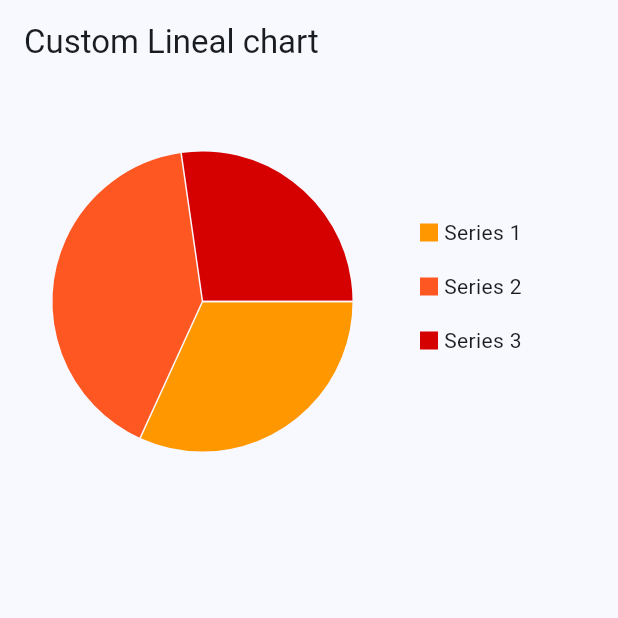
After one commit to joseLuisMtzE/chart_libraries_tests, a Flutter app: the CircularCustomScreen screen opened by its route, on a phone screen of 412 x 824 dp, the top half of it. The commit adds this screen. Run offline on Flutter 3.47's test engine with Material 3 defaults, Android fonts, the phone set to English and light mode, and no system bars; drawn by our look-alikes of fl_chart; our stand-ins replace go_router.

Commit message:
Lineal and circular custom chart done

```diff
--- a/lib/config/router/app_router.dart
+++ b/lib/config/router/app_router.dart
@@ -1,5 +1,6 @@
 import 'package:chart_libraries_tests/presentation/screens/fl_charts/bars_fl_screen.dart';
 import 'package:chart_libraries_tests/presentation/screens/fl_charts/circular_fl_screen.dart';
+import 'package:chart_libraries_tests/presentation/screens/fl_charts/custom/circular_custom_screen.dart';
 import 'package:chart_libraries_tests/presentation/screens/fl_charts/custom/lineal_custom_screen.dart';
 import 'package:chart_libraries_tests/presentation/screens/fl_charts/fl_charts_screen.dart';
 import '../../presentation/screens/fl_charts/lineal_fl_screen.dart';
@@ -34,5 +35,9 @@ final appRouter = GoRouter(
       path: '/custom-lineal',
       builder: (context, state) => LinealCustomScreen(),
     ),
+    GoRoute(
+      path: '/custom-circular',
+      builder: (context, state) => CircularCustomScreen(),
+    ),
   ],
 );
--- /dev/null
+++ b/lib/presentation/screens/fl_charts/custom/circular_custom_screen.dart
@@ -0,0 +1,172 @@
+import 'package:fl_chart/fl_chart.dart';
+import 'package:flutter/material.dart';
+
+class CircularCustomScreen extends StatelessWidget {
+  const CircularCustomScreen({super.key});
+
+  @override
+  Widget build(BuildContext context) {
+    return Scaffold(
+      appBar: AppBar(
+        title: const Text("Custom Lineal chart"),
+      ),
+      body: const Center(
+          child: Column(
+        // mainAxisAlignment: MainAxisAlignment.center,
+        // crossAxisAlignment: CrossAxisAlignment.center,
+        children: [
+          Row(
+            children: [
+              _ChartView(),
+              _Legends(),
+            ],
+          )
+        ],
+      )),
+    );
+  }
+}
+
+class _Legends extends StatelessWidget {
+  const _Legends({super.key});
+
+  @override
+  Widget build(BuildContext context) {
+    return Column(
+      mainAxisAlignment: MainAxisAlignment.center,
+      crossAxisAlignment: CrossAxisAlignment.center,
+      children: [
+        Row(
+          children: [
+            Container(
+              width: 12,
+              height: 12,
+              decoration: BoxDecoration(
+                color: Colors.orange.shade500,
+              ),
+            ),
+            const SizedBox(
+              width: 4,
+            ),
+            const Text("Series 1"),
+          ],
+        ),
+        const SizedBox(
+          height: 16,
+        ),
+        Row(
+          children: [
+            Container(
+              width: 12,
+              height: 12,
+              decoration: const BoxDecoration(
+                color: Colors.deepOrange,
+              ),
+            ),
+            const SizedBox(
+              width: 4,
+            ),
+            const Text("Series 2"),
+          ],
+        ),
+        const SizedBox(
+          height: 16,
+        ),
+        Row(
+          children: [
+            Container(
+              width: 12,
+              height: 12,
+              decoration: BoxDecoration(
+                color: Colors.redAccent.shade700,
+              ),
+            ),
+            const SizedBox(
+              width: 4,
+            ),
+            const Text("Series 3"),
+          ],
+        )
+      ],
+    );
+  }
+}
+
+class _ChartView extends StatelessWidget {
+  const _ChartView({super.key});
+
+  @override
+  Widget build(BuildContext context) {
+    return Padding(
+      padding: const EdgeInsets.only(top: 20, right: 20, left: 10),
+      child: SizedBox(
+          height: 250,
+          width: 250,
+          child: PieChart(PieChartData(
+            borderData: FlBorderData(
+              show: false,
+            ),
+            sectionsSpace: 1,
+            centerSpaceRadius: 0,
+            sections: showingSections(),
+          ))),
+    );
+  }
+
+  List<PieChartSectionData> showingSections() {
+    return List.generate(3, (i) {
+      // final isTouched = i == touchedIndex;
+      // final fontSize = isTouched ? 25.0 : 16.0;
+      final fontSize = 16.0;
+      final radius = 100.0;
+      const shadows = [Shadow(color: Colors.black, blurRadius: 2)];
+      switch (i) {
+        case 0:
+          return PieChartSectionData(
+            showTitle: false,
+            color: Colors.orange.shade500,
+            value: 35,
+            title: '35%',
+            radius: radius,
+            titleStyle: TextStyle(
+              fontSize: fontSize,
+              fontWeight: FontWeight.bold,
+              color: Colors.white,
+              shadows: shadows,
+            ),
+          );
+        case 1:
+          return PieChartSectionData(
+            showTitle: false,
+            color: Colors.deepOrange,
+            value: 45,
+            title: '45%',
+            radius: radius,
+            titleStyle: TextStyle(
+              fontSize: fontSize,
+              fontWeight: FontWeight.bold,
+              color: Colors.white,
+              shadows: shadows,
+            ),
+          );
+        case 2:
+          return PieChartSectionData(
+            showTitle: false,
+            color: Colors.redAccent.shade700,
+            value: 30,
+            title: '30%',
+            radius: radius,
+            titleStyle: TextStyle(
+              fontSize: fontSize,
+              fontWeight: FontWeight.bold,
+              color: Colors.white,
+              shadows: shadows,
+            ),
+          );
+
+        default:
+          throw Error();
+      }
+    });
+  }
+}
--- a/lib/presentation/screens/fl_charts/custom/lineal_custom_screen.dart
+++ b/lib/presentation/screens/fl_charts/custom/lineal_custom_screen.dart
@@ -88,7 +88,7 @@ class _ChartView extends StatelessWidget {
   LineTouchData get lineTouchData => LineTouchData(
         // enabled: false,
         touchTooltipData: LineTouchTooltipData(
-          getTooltipColor: (touchedSpot) => Colors.orange.withOpacity(1),
+          getTooltipColor: (touchedSpot) => Colors.grey.withOpacity(.05),
         ),
       );
 
--- a/lib/presentation/screens/fl_charts/fl_charts_screen.dart
+++ b/lib/presentation/screens/fl_charts/fl_charts_screen.dart
@@ -11,6 +11,7 @@ class FlChartsScreen extends StatelessWidget {
       {"title": "Circular", 'route': '/fl-circular'},
       {"title": "Bars", 'route': '/fl-bars'},
       {"title": "Custom Lineal", 'route': '/custom-lineal'},
+      {"title": "Custom Circular", 'route': '/custom-circular'},
     ];
 
     return Scaffold(
```
